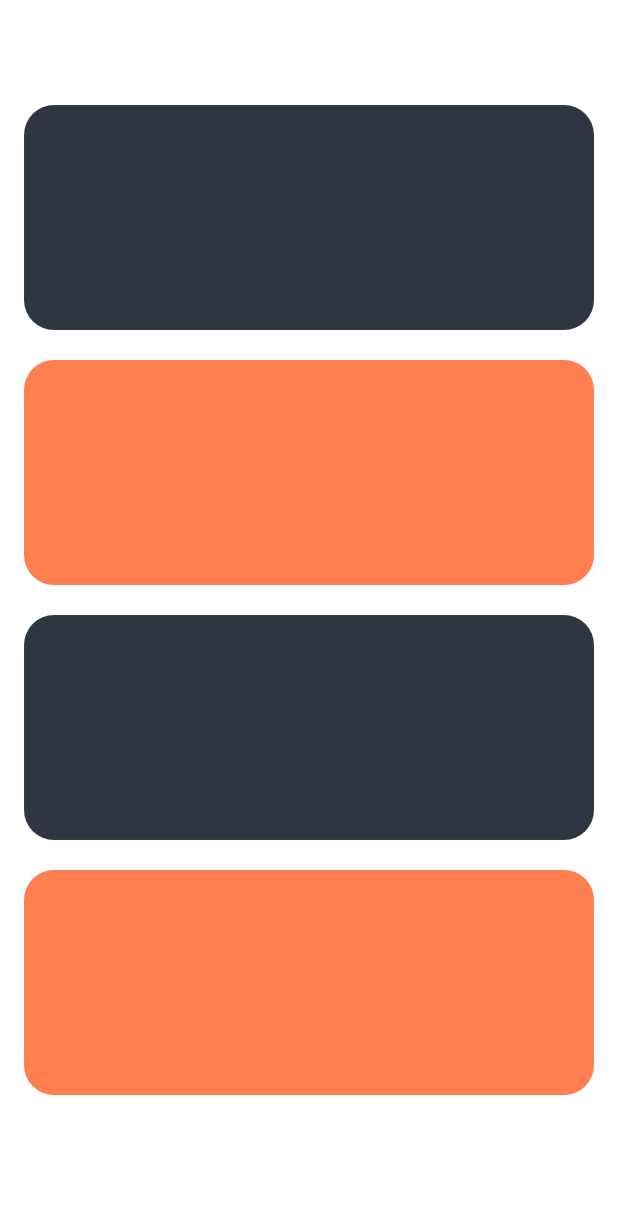
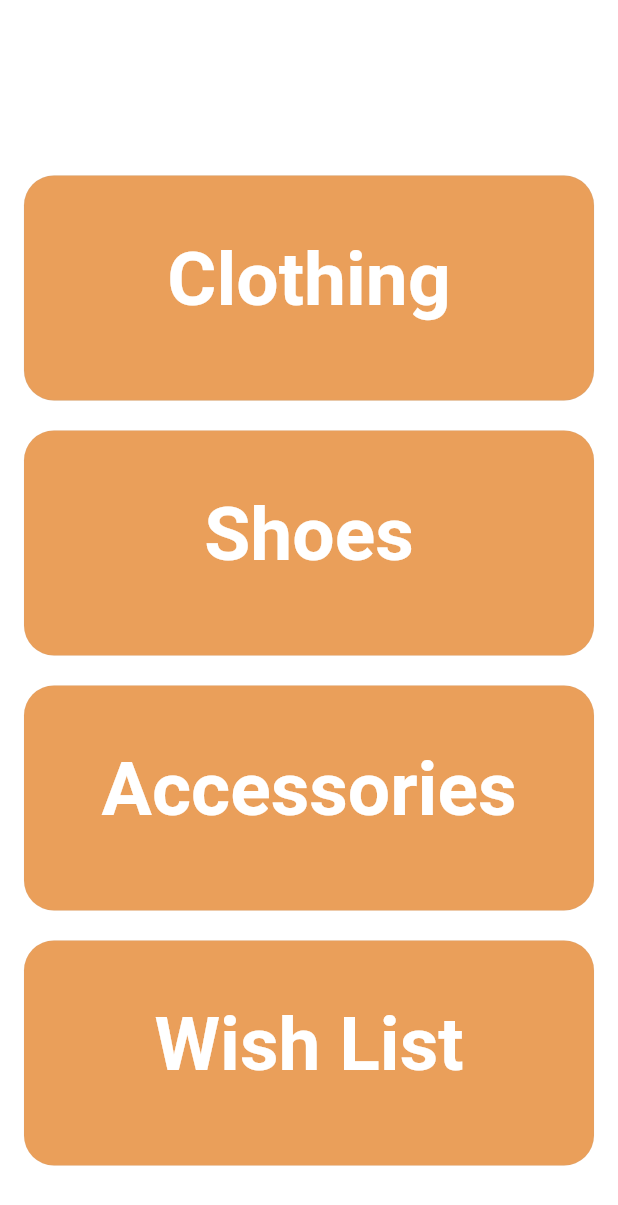
Before and after one commit to RujH/ClosetTracker, a Flutter app: the Closet screen opened directly, on a phone screen of 412 x 824 dp. Shown: the top 1205 px of the screen. Run offline on Flutter 3.47's test engine with Material 2 defaults, Android fonts, the phone set to English and light mode, and no system bars; our stand-ins replace cloud_firestore, curved_navigation_bar, firebase_auth, flutter_spinkit, material_design_icons_flutter; missing offline and left inert: foldable_sidebar; accounts and stored records are empty.

Commit message:
closet page buttons done

```diff
--- a/lib/screens/pages/Closet/closet.dart
+++ b/lib/screens/pages/Closet/closet.dart
@@ -1,3 +1,5 @@
+
+import 'package:flutter/cupertino.dart';
 import 'package:flutter/material.dart';
 import 'package:myapp/services/auth.dart';
 import 'package:myapp/services/database.dart';
@@ -11,7 +13,9 @@ class Closet extends StatelessWidget {
   Widget build(BuildContext context) {
       return Scaffold(
         backgroundColor: Colors.white,
-        body: new Column(
+        body: Column(
+          crossAxisAlignment: CrossAxisAlignment.center,
+          mainAxisAlignment: MainAxisAlignment.center,
           children: <Widget>[
             Align(
               alignment: Alignment.center,
@@ -19,31 +23,54 @@ class Closet extends StatelessWidget {
                   padding: EdgeInsets.only(top: 50.0, bottom: 20.0),
                   ),
             ),
-            Container(
+            InkWell(
+                onTap: () {print("box 1 ");},
+                child: Container(
                       width: 380.0,
                       height: 150.0,
+                      padding: EdgeInsets.only(top: 40.0),
+                      child: Text(
+                        "Clothing",
+                        textAlign: TextAlign.center,
+                        style: TextStyle( color: Colors.white,  fontWeight: FontWeight.bold, fontSize: 50, fontStyle:FontStyle.normal ),
+
+                      ),
                       decoration: BoxDecoration(
-                color: Color(0xff2F3641),
+
+                          color: Color(0xffEA9F5A),
                           borderRadius: BorderRadius.circular(20.0),
                           border: Border.all(
-                  color: Colors.grey.withOpacity(0.3), width: .2
+                            color: Colors.grey.withOpacity(0.5), width: .2
                           ),
                     ),
                 ),
+              ),
+
+
           Align(
               alignment: Alignment.center,
               child: Padding(
                 padding: EdgeInsets.only( bottom: 20.0),
               ),
           ),
-            Container(
+          InkWell(
+            onTap: () {print("box 2 ");},
+            child: Container(
               width: 380.0,
               height: 150.0,
+              padding: EdgeInsets.only(top: 40.0),
+              child: Text(
+                "Shoes",
+                textAlign: TextAlign.center,
+                style: TextStyle( color: Colors.white,  fontWeight: FontWeight.bold, fontSize: 50, fontStyle:FontStyle.normal ),
+
+              ),
               decoration: BoxDecoration(
-                color: Color(0xffFF7F50),
+                color: Color(0xffEA9F5A),
                 borderRadius: BorderRadius.circular(20.0),
                 border: Border.all(
                   color: Colors.grey.withOpacity(0.3), width: .2
+                ),
               ),
             ),
           ),
@@ -53,14 +80,25 @@ class Closet extends StatelessWidget {
               padding: EdgeInsets.only(bottom: 20.0),
             ),
           ),
-            Container(
+
+          InkWell(
+            onTap: () {print("box 3 ");},
+            child: Container(
               width: 380.0,
               height: 150.0,
+              padding: EdgeInsets.only(top: 40.0),
+              child: Text(
+                "Accessories",
+                textAlign: TextAlign.center,
+                style: TextStyle( color: Colors.white,  fontWeight: FontWeight.bold, fontSize: 50, fontStyle:FontStyle.normal ),
+
+              ),
               decoration: BoxDecoration(
-                color: Color(0xff2F3641),
+                  color: Color(0xffEA9F5A),
                   borderRadius: BorderRadius.circular(20.0),
                   border: Border.all(
                       color: Colors.grey.withOpacity(0.3), width: .2
+                  ),
               ),
             ),
           ),
@@ -70,28 +108,30 @@ class Closet extends StatelessWidget {
               padding: EdgeInsets.only(bottom: 20.0),
             ),
           ),
-            Container(
+         InkWell(
+          onTap: () {print("box 4 ");},
+          child: Container(
               width: 380.0,
               height: 150.0,
+            padding: EdgeInsets.only(top: 40.0),
+            child: Text(
+              "Wish List",
+              textAlign: TextAlign.center,
+              style: TextStyle( color: Colors.white,  fontWeight: FontWeight.bold, fontSize: 50, fontStyle:FontStyle.normal ),
+
+            ),
               decoration: BoxDecoration(
-                color: Color(0xffFF7F50),
+                  color: Color(0xffEA9F5A),
                   borderRadius: BorderRadius.circular(20.0),
                   border: Border.all(
                     color: Colors.grey.withOpacity(0.3), width: .2
                   ),
               ),
             ),
+          ),
          ],
         ),
       );
-//    return Container(
-//      color: Color(0xff2F3641),
-//      child: Center(
-//          child: Text (
-//            "Clothes page",
-//            style: TextStyle(fontSize: 20,  color: Colors.white, fontWeight: FontWeight.bold),
-//          )
-//      ),
-//    );
+
   }
 }
```
Lines whose indentation alone changed are shown as unchanged.
